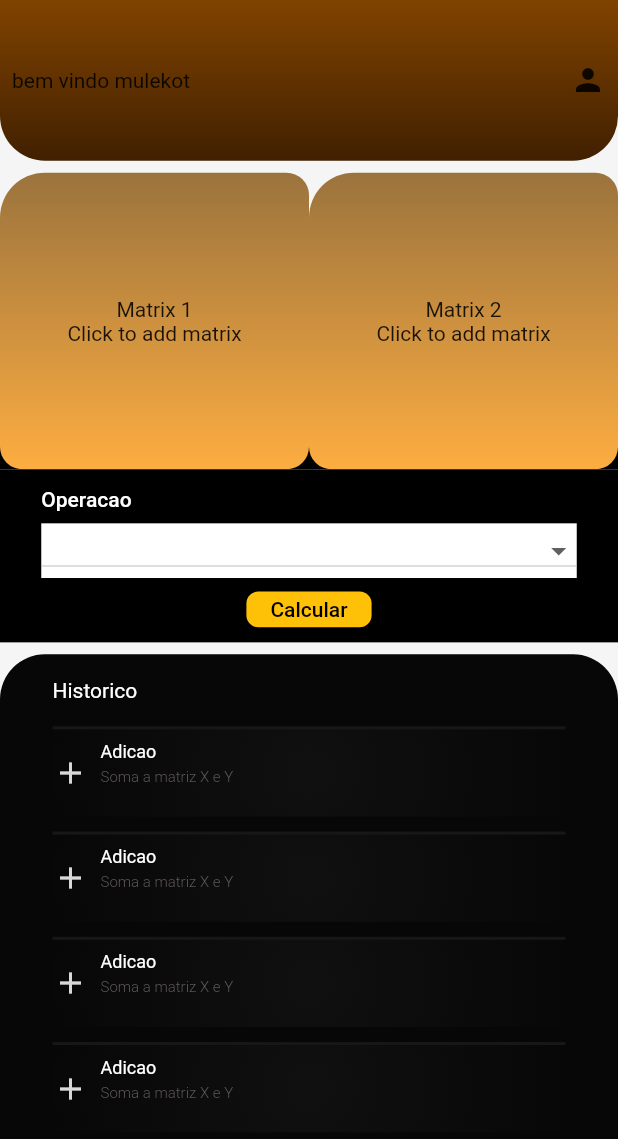
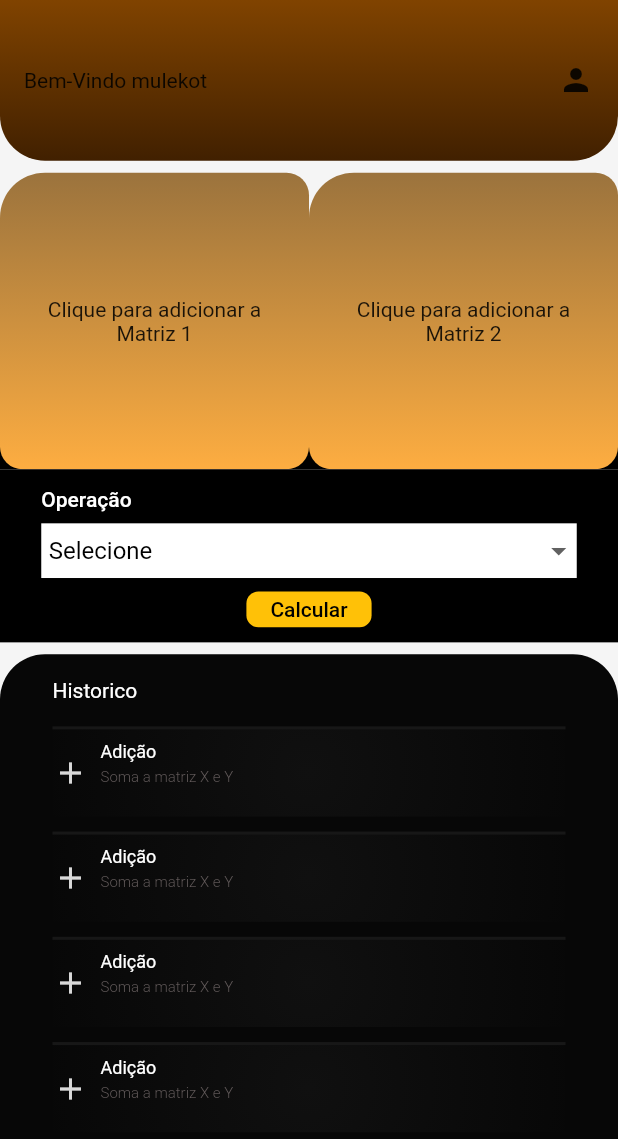
Before and after one commit to maicon3000/MatriXY, a Flutter app: the screen it shows after launch, on a phone screen of 412 x 824 dp. Shown: the top 1139 px of the screen. Run offline on Flutter 3.47's test engine with Material 2 defaults, Android fonts, the phone set to English and light mode, and no system bars.

```diff
--- a/lib/pages/home_page.dart
+++ b/lib/pages/home_page.dart
@@ -1,5 +1,4 @@
 import 'package:flutter/material.dart';
-
 import '../matrix/matrix.dart';
 
 class HomePage extends StatefulWidget {
@@ -15,7 +14,15 @@ class _HomePageState extends State<HomePage> {
   Matrix? matrix2;
 
   //DropdowButton DE CALCULAR
-  List<String> items = ['adicao', 'subracao', 'multiplicacao', 'divisao'];
+  List<String> items = [
+    'Selecione',
+    'Adição',
+    'Subtração',
+    'Multiplicação',
+    'Divisão',
+    'Transposição',
+    'Inversão'
+  ];
   String? selectedOption;
 
   //DropdowButton DO PRIMEIRO DIÁLOGO
@@ -66,7 +73,7 @@ class _HomePageState extends State<HomePage> {
                   crossAxisAlignment: CrossAxisAlignment.start,
                   children: const [
                     Text(
-                      'Adicao',
+                      'Adição',
                       style: TextStyle(
                         fontWeight: FontWeight.w400,
                         fontSize: 12,
@@ -110,11 +117,11 @@ class _HomePageState extends State<HomePage> {
         ),
       ),
       child: Padding(
-        padding: const EdgeInsets.all(8.0),
+        padding: const EdgeInsets.all(16.0),
         child: Row(
           mainAxisAlignment: MainAxisAlignment.spaceBetween,
           children: const [
-            Text('bem vindo mulekot'),
+            Text('Bem-Vindo mulekot'),
             Icon(Icons.person),
           ],
         ),
@@ -137,7 +144,7 @@ class _HomePageState extends State<HomePage> {
             const Padding(
               padding: EdgeInsets.only(top: 2.0),
               child: Text(
-                'Operacao',
+                'Operação',
                 style: TextStyle(
                   fontWeight: FontWeight.w500,
                   color: Colors.white,
@@ -148,18 +155,18 @@ class _HomePageState extends State<HomePage> {
               child: Container(
                 margin: const EdgeInsets.only(top: 8.0),
                 color: Colors.white,
+                child: Padding(
+                  padding: const EdgeInsets.only(left: 5.0),
                   child: DropdownButton<String>(
-                  value: selectedOption,
+                    value: selectedOption ?? items[0],
                     isExpanded: true,
+                    elevation: 16,
+                    underline: Container(),
                     onChanged: (newValue) {
                       setState(() {
                         selectedOption = newValue;
                       });
                     },
-                  hint: const Text(
-                    'selecione',
-                    style: TextStyle(color: Colors.white),
-                  ),
                     items: items
                         .map<DropdownMenuItem<String>>(
                           (String value) => DropdownMenuItem<String>(
@@ -171,6 +178,7 @@ class _HomePageState extends State<HomePage> {
                           ),
                         )
                         .toList(),
+                  ),
                 ),
               ),
             ),
@@ -215,27 +223,53 @@ class _HomePageState extends State<HomePage> {
           );
 
           return AlertDialog(
-            title: Text('Matrix ${containerIndex + 1}'),
+            title: Row(
+              mainAxisAlignment: MainAxisAlignment.spaceBetween,
+              children: [
+                Text('Matriz ${containerIndex + 1}'),
+                GestureDetector(
+                  onTap: () {
+                    Navigator.of(context).pop();
+                  },
+                  child: Container(
+                    width: 30,
+                    height: 30,
+                    decoration: const BoxDecoration(
+                      shape: BoxShape.circle,
+                      color: Colors.red,
+                    ),
+                    child: const Icon(
+                      Icons.close,
+                      color: Colors.white,
+                    ),
+                  ),
+                ),
+              ],
+            ),
             content: SingleChildScrollView(
               child: Column(
                 children: [
-                  const Text('Enter matrix elements:'),
+                  const Text('Entre com os elementos da matriz:'),
                   const SizedBox(height: 16),
                   Table(
                     defaultColumnWidth: const IntrinsicColumnWidth(),
                     children: List.generate(rows, (row) {
                       return TableRow(
                         children: List.generate(columns, (column) {
-                          return Padding(
-                            padding: const EdgeInsets.symmetric(vertical: 4),
+                          return SizedBox(
+                            width: 50,
+                            height: 30,
                             child: TextField(
                               controller: controllers[row][column],
                               keyboardType: TextInputType.number,
                               textAlign: TextAlign.center,
+                              style: const TextStyle(fontSize: 18),
                               decoration: const InputDecoration(
                                 border: OutlineInputBorder(),
-                                isDense: true,
-                                contentPadding: EdgeInsets.zero,
+                                contentPadding: EdgeInsets.all(3),
+                                focusedBorder: OutlineInputBorder(
+                                  borderSide: BorderSide(color: Colors.blue),
+                                ),
                               ),
                             ),
                           );
@@ -251,7 +285,7 @@ class _HomePageState extends State<HomePage> {
                 onPressed: () {
                   Navigator.of(context).pop();
                 },
-                child: const Text('Cancel'),
+                child: const Text('Cancelar'),
               ),
               TextButton(
                 onPressed: () {
@@ -293,14 +327,10 @@ class _HomePageState extends State<HomePage> {
         context: context,
         builder: (context) {
           return AlertDialog(
-            title: Text('Matrix ${containerIndex + 1}'),
-            content: Column(
-              mainAxisSize: MainAxisSize.min,
+            title: Row(
+              mainAxisAlignment: MainAxisAlignment.spaceBetween,
               children: [
-                Row(
-                  children: [
-                    const Text('Entre com o tamanho da matriz'),
-                    const SizedBox(width: 10),
+                Text('Matriz ${containerIndex + 1}'),
                 GestureDetector(
                   onTap: () {
                     Navigator.of(context).pop();
@@ -320,7 +350,9 @@ class _HomePageState extends State<HomePage> {
                 ),
               ],
             ),
-                const SizedBox(height: 16),
+            content: Column(
+              mainAxisSize: MainAxisSize.min,
+              children: [
                 Row(
                   children: [
                     const Text('Rows:'),
@@ -336,7 +368,7 @@ class _HomePageState extends State<HomePage> {
                               selectedRows.value = newValue;
                             },
                             hint: const Text(
-                              'selecione',
+                              'Selecione',
                               style: TextStyle(color: Colors.black),
                             ),
                             items: line
@@ -356,7 +388,7 @@ class _HomePageState extends State<HomePage> {
                 const SizedBox(height: 16),
                 Row(
                   children: [
-                    const Text('Columns:'),
+                    const Text('Colunas:'),
                     const SizedBox(width: 16),
                     Expanded(
                       child: ValueListenableBuilder<int?>(
@@ -369,7 +401,7 @@ class _HomePageState extends State<HomePage> {
                               selectedColumns.value = newValue;
                             },
                             hint: const Text(
-                              'selecione',
+                              'Selecione',
                               style: TextStyle(color: Colors.black),
                             ),
                             items: column
@@ -393,13 +425,16 @@ class _HomePageState extends State<HomePage> {
                 onPressed: () {
                   Navigator.of(context).pop();
                 },
-                child: const Text('Cancel'),
+                child: const Text('Cancelar'),
               ),
               TextButton(
                 onPressed: () {
                   Navigator.of(context).pop();
-                  openElementsDialog(containerIndex, selectedRows.value!,
-                      selectedColumns.value!);
+                  openElementsDialog(
+                    containerIndex,
+                    selectedRows.value!,
+                    selectedColumns.value!,
+                  );
                 },
                 child: const Text('OK'),
               ),
@@ -440,7 +475,7 @@ class _HomePageState extends State<HomePage> {
                     mainAxisAlignment: MainAxisAlignment.center,
                     children: [
                       Text(
-                        'Matrix ${containerIndex + 1}',
+                        'Matriz ${containerIndex + 1}',
                         style: const TextStyle(fontWeight: FontWeight.bold),
                       ),
                       const SizedBox(height: 8),
@@ -448,7 +483,7 @@ class _HomePageState extends State<HomePage> {
                     ],
                   )
                 : Text(
-                    'Matrix ${containerIndex + 1}\nClick to add matrix',
+                    'Clique para adicionar a\nMatriz ${containerIndex + 1}',
                     textAlign: TextAlign.center,
                   ),
           ),
```
Lines whose indentation alone changed are shown as unchanged.
